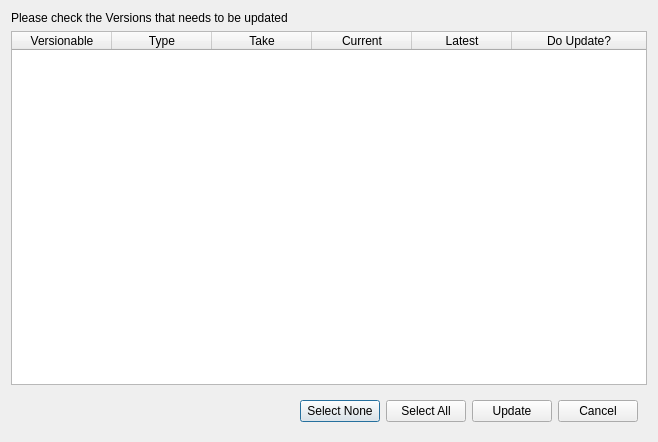
Qt form anima/pipeline/ui/ui_files/version_updater.ui (eoyilmaz/anima) before a commit.
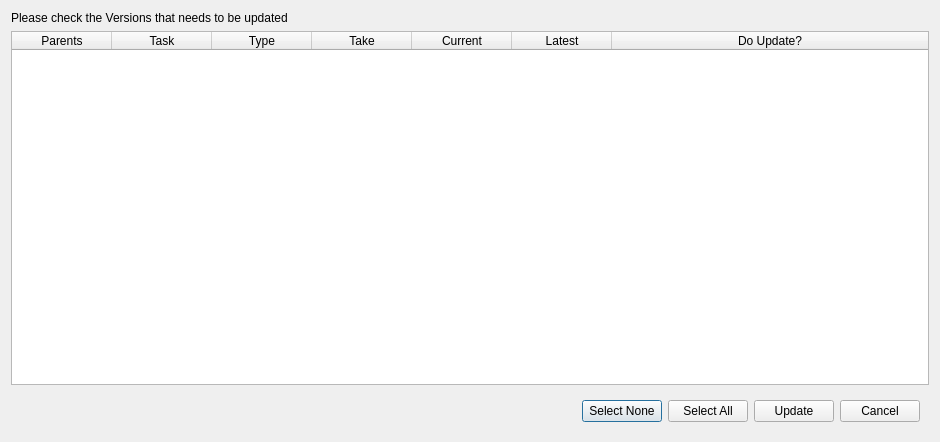
The same form after that commit.

Commit message: started developing publish hooks, also updated version_updater.py to use the version.nice_name

```diff
--- a/anima/pipeline/ui/ui_files/version_updater.ui
+++ b/anima/pipeline/ui/ui_files/version_updater.ui
@@ -9,7 +9,7 @@
    <rect>
     <x>0</x>
     <y>0</y>
-    <width>658</width>
+    <width>940</width>
     <height>442</height>
    </rect>
   </property>
@@ -42,7 +42,7 @@
       <bool>false</bool>
      </property>
      <property name="columnCount">
-      <number>6</number>
+      <number>7</number>
      </property>
      <attribute name="horizontalHeaderVisible">
       <bool>true</bool>
@@ -52,7 +52,12 @@
      </attribute>
      <column>
       <property name="text">
-       <string>Versionable</string>
+       <string>Parents</string>
+      </property>
+     </column>
+     <column>
+      <property name="text">
+       <string>Task</string>
       </property>
      </column>
      <column>
```
The commit also changes 10 other files.
